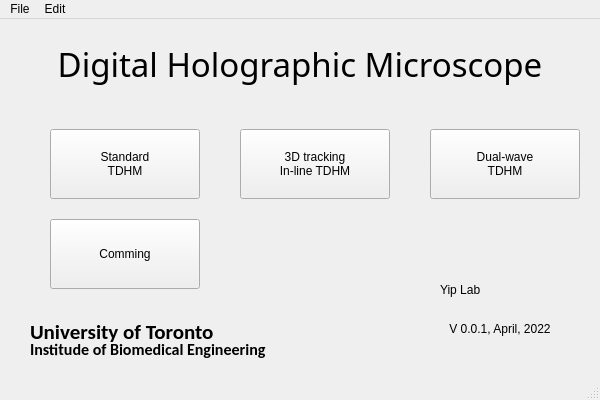
Before: the Qt Designer form GUI Building/GUI/ui_files/launcher_window.ui in YipLab/DHM, drawn with Qt 5.
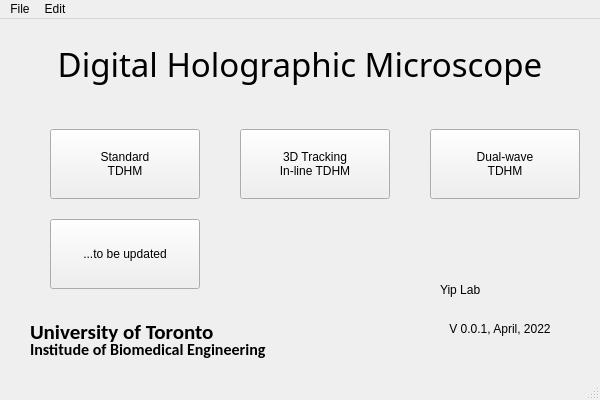
After: the same form once the commit is applied.

What changed in the file:
```diff
--- a/GUI Building/GUI/ui_files/launcher_window.ui
+++ b/GUI Building/GUI/ui_files/launcher_window.ui
@@ -146,7 +146,7 @@
 </string>
     </property>
     <property name="text">
-     <string>3D tracking
+     <string>3D Tracking
 In-line TDHM</string>
     </property>
    </widget>
@@ -189,7 +189,7 @@
 </string>
     </property>
     <property name="text">
-     <string>Comming</string>
+     <string>...to be updated</string>
     </property>
    </widget>
    <widget class="QLabel" name="label_2">
```
Left out of the diff: 6 changed lines with no effect on the pictures.
